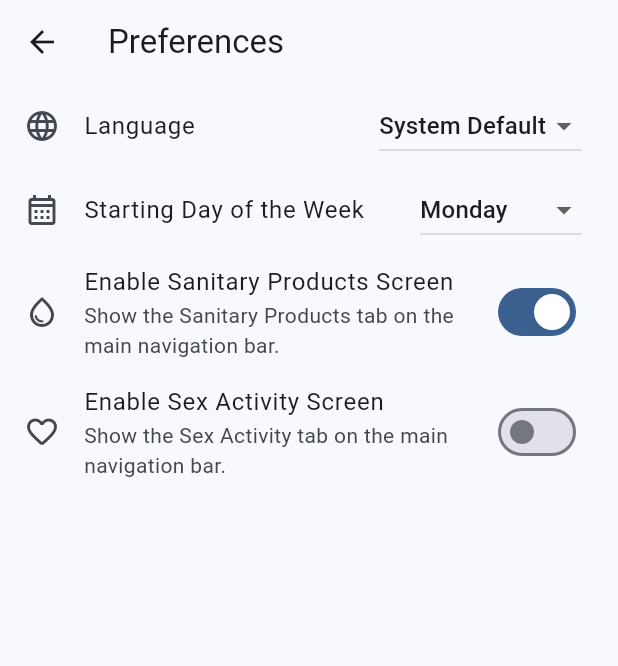
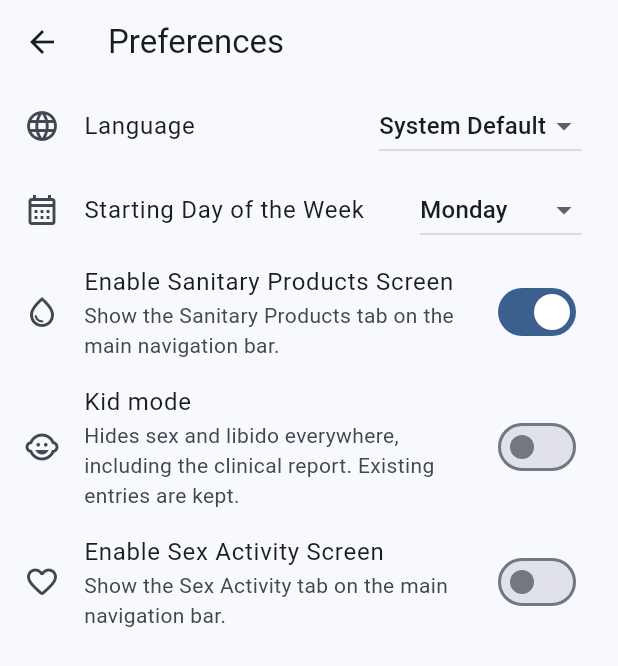
Before and after one commit to burakaydogmus/ruya, a Flutter app: the PreferencesSettingsScreen screen opened directly, on a phone screen of 412 x 824 dp. Shown: the top 666 px of the screen. Run offline on Flutter 3.47's test engine with Material 3 defaults, Android fonts, the phone set to English and light mode, and no system bars; drawn by our look-alikes of dynamic_color; our stand-ins replace file_picker, fl_chart, flutter_colorpicker, flutter_local_notifications, flutter_secure_storage, flutter_timezone and 7 more; missing offline and left inert: age_calculator, cryptography, home_widget, scrollable_clean_calendar, watch_connectivity; accounts and stored records are empty; generated files the repository leaves out were written again.

Commit message:
Add kid mode
- Settings > Preferences > Kid mode hides sex and libido in the daily log,
  the calendar markers and legend, the sexual activity tracker and the
  clinical report (sex & libido are never offered or exported)
- Stored entries are kept; hidden fields keep their values when a log is
  edited in kid mode
- UI test for the log sheet, calendar and tracker

```diff
--- a/app/lib/controllers/log_ui_controller.dart
+++ b/app/lib/controllers/log_ui_controller.dart
@@ -91,6 +91,7 @@ class LogUIController extends ChangeNotifier {
       symptomService: symptomService,
       age: age,
       medicationSuggestions: logService.recentMedications(),
+      showIntimateFields: context.read<SettingsService>().showIntimateFields,
     );
     if (result == null || !context.mounted) return;
     await _apply(context, result);
--- a/app/lib/l10n/app_en.arb
+++ b/app/lib/l10n/app_en.arb
@@ -1984,5 +1984,13 @@
     "insights_moodByPhaseSubtitle": "Phases are estimated from your logged cycles",
     "@insights_moodByPhaseSubtitle": {
         "description": "Insights subtitle"
+    },
+    "kidMode_title": "Kid mode",
+    "@kidMode_title": {
+        "description": "Preference toggle"
+    },
+    "kidMode_subtitle": "Hides sex and libido everywhere, including the clinical report. Existing entries are kept.",
+    "@kidMode_subtitle": {
+        "description": "Preference toggle subtitle"
     }
 }
--- a/app/lib/l10n/app_tr.arb
+++ b/app/lib/l10n/app_tr.arb
@@ -618,5 +618,7 @@
     "insights_historyEmpty": "Döngü geçmişin için reglerini kaydet.",
     "insights_historyCurrent": "şu anki",
     "insights_moodByPhaseTitle": "Faza göre ruh hali",
-    "insights_moodByPhaseSubtitle": "Fazlar kayıtlı döngülerinden tahmin edilir"
+    "insights_moodByPhaseSubtitle": "Fazlar kayıtlı döngülerinden tahmin edilir",
+    "kidMode_title": "Çocuk modu",
+    "kidMode_subtitle": "Cinsel ilişki ve libidoyu klinik rapor dahil her yerde gizler. Mevcut kayıtlar silinmez."
 }
--- a/app/lib/screens/settings/sections/preferences_settings_screen.dart
+++ b/app/lib/screens/settings/sections/preferences_settings_screen.dart
@@ -68,6 +68,16 @@ class PreferencesSettingsScreen extends StatelessWidget {
             },
           ),
           SwitchListTile(
+            title: Text(l10n.kidMode_title),
+            subtitle: Text(l10n.kidMode_subtitle),
+            secondary: const Icon(Icons.child_care_outlined),
+            value: settingsService.isKidModeEnabled,
+            onChanged: (bool value) {
+              context.read<SettingsService>().setKidModeEnabled(value);
+            },
+          ),
+          if (!settingsService.isKidModeEnabled)
+          SwitchListTile(
             title: Text(l10n.preferencesScreen_enableSexActivityScreen),
             subtitle:
                 Text(l10n.preferencesScreen_enableSexActivityScreenSubtitle),
--- a/app/lib/services/settings_service.dart
+++ b/app/lib/services/settings_service.dart
@@ -44,6 +44,7 @@ class SettingsService extends ChangeNotifier {
   // Privacy
   int _pinTimeoutSeconds = kDefaultPinTimeoutSeconds;
   bool _discreteMode = kDefaultDiscreteMode;
+  bool _kidMode = kDefaultKidMode;
 
   // Notifications
   bool _periodDueNotificationsEnabled = kDefaultPeriodDueNotificationsEnabled;
@@ -92,7 +93,7 @@ class SettingsService extends ChangeNotifier {
   /// Sanitary Products navigation enabled
   bool get isSanitaryNavEnabled => _sanitaryNavEnabled;
   /// Sex Activity navigation enabled
-  bool get isSexActivityNavEnabled => _sexActivityNavEnabled;
+  bool get isSexActivityNavEnabled => _sexActivityNavEnabled && !_kidMode;
 
   // User
 
@@ -122,6 +123,13 @@ class SettingsService extends ChangeNotifier {
 
   /// Neutral launcher name/icon, notifications and widget text.
   bool get isDiscreteModeEnabled => _discreteMode;
+
+  /// Kid mode hides sex and libido everywhere (log, calendar, sex tracker, PDF).
+  /// Stored data is kept untouched.
+  bool get isKidModeEnabled => _kidMode;
+
+  /// Whether sex/libido fields and the sexual activity tracker may be shown.
+  bool get showIntimateFields => !_kidMode;
 
 
   // Notifications
@@ -207,6 +215,7 @@ class SettingsService extends ChangeNotifier {
     // Privacy
     _pinTimeoutSeconds = _loadInt(pinTimeoutSecondsKey, kDefaultPinTimeoutSeconds);
     _discreteMode = _loadBool(discreteModeKey, kDefaultDiscreteMode);
+    _kidMode = _loadBool(kidModeKey, kDefaultKidMode);
 
     // Notifications
     _periodDueNotificationsEnabled = _loadBool(periodDueNotificationsEnabledKey, kDefaultPeriodDueNotificationsEnabled);
@@ -578,4 +587,10 @@ class SettingsService extends ChangeNotifier {
     await _prefs.setBool(discreteModeKey, enabled);
     notifyListeners();
   }
+
+  Future<void> setKidModeEnabled(bool enabled) async {
+    _kidMode = enabled;
+    await _prefs.setBool(kidModeKey, enabled);
+    notifyListeners();
+  }
 }
--- a/app/lib/utils/constants.dart
+++ b/app/lib/utils/constants.dart
@@ -77,6 +77,7 @@ const String showPmsWindowKey = "show_pms_window";
 // Privacy (RUYA). PIN hash lives in the secure store, not in shared preferences.
 const String pinTimeoutSecondsKey = "pin_timeout_seconds";
 const String discreteModeKey = "discrete_mode";
+const String kidModeKey = "kid_mode";
 
 
 // Notifications
@@ -140,6 +141,7 @@ const bool kDefaultShowPmsWindow = true;
 // Privacy
 const int kDefaultPinTimeoutSeconds = 60;
 const bool kDefaultDiscreteMode = false;
+const bool kDefaultKidMode = false;
 const List<int> kPinTimeoutOptionsSeconds = [0, 30, 60, 120, 300, 900];
 
 // Notifications
```
Also changed, not shown: app/lib/screens/calendar/calendar_screen.dart (+11 -4 lines), app/lib/screens/settings/settings_screen.dart (+6 -1 lines), 1 other file.
